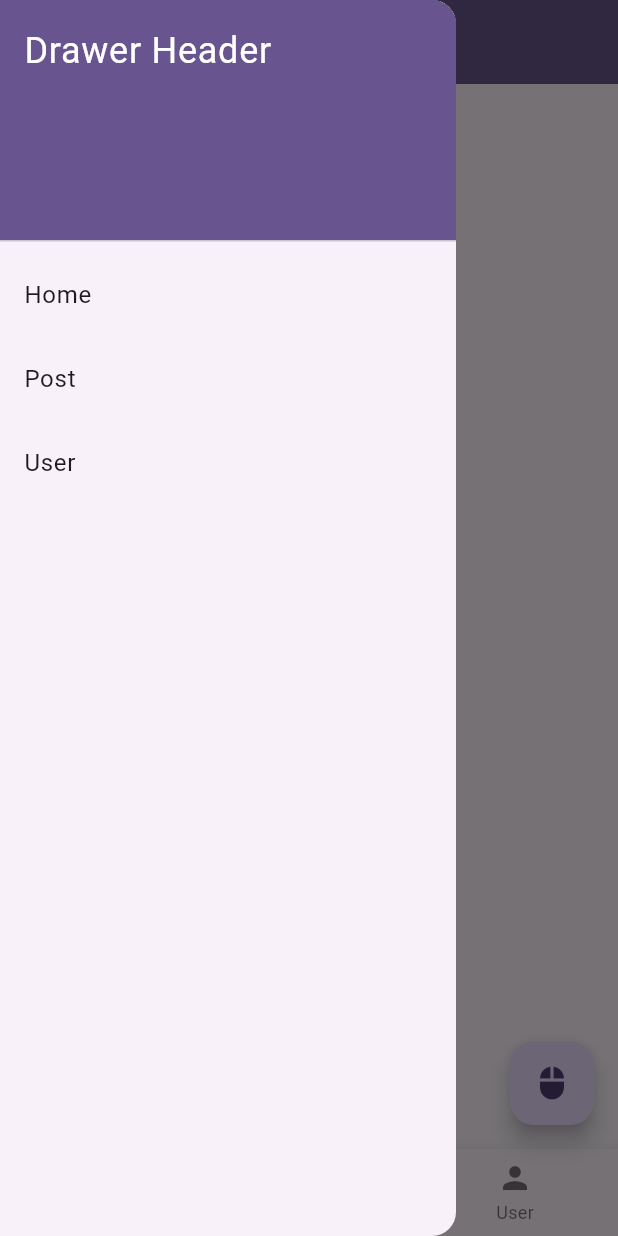
After one commit to NewChoBo/portfolio_riverpod, a Flutter app: the screen it shows after launch, item 2 of the bottom bar chosen, with the side drawer open, on a phone screen of 412 x 824 dp. The commit adds this screen. Run offline on Flutter 3.47's test engine with Material 3 defaults, Android fonts, the phone set to English and light mode, and no system bars; our stand-ins replace auto_route.

Commit message:
refactor: 컴포넌트 분리

```diff
--- /dev/null
+++ b/lib/global/presentation/widgets/base_drawer.dart
@@ -0,0 +1,53 @@
+import 'package:auto_route/auto_route.dart';
+import 'package:flutter/material.dart';
+import 'package:portfolio_riverpod/app_router.dart';
+
+class BaseDrawer extends StatelessWidget {
+  const BaseDrawer({
+    super.key,
+    required this.router,
+  });
+
+  final StackRouter router;
+
+  @override
+  Widget build(BuildContext context) {
+    return Drawer(
+      child: ListView(
+        padding: EdgeInsets.zero,
+        children: [
+          DrawerHeader(
+            decoration: BoxDecoration(
+              color: Theme.of(context).primaryColor,
+            ),
+            child: const Text(
+              'Drawer Header',
+              style: TextStyle(
+                color: Colors.white,
+                fontSize: 24,
+              ),
+            ),
+          ),
+          ListTile(
+            title: const Text('Home'),
+            onTap: () {
+              router.push(const HomeRoute());
+            },
+          ),
+          ListTile(
+            title: const Text('Post'),
+            onTap: () {
+              router.push(const PostRoute());
+            },
+          ),
+          ListTile(
+            title: const Text('User'),
+            onTap: () {
+              router.push(const UserRoute());
+            },
+          ),
+        ],
+      ),
+    );
+  }
+}
--- /dev/null
+++ b/lib/global/presentation/widgets/base_navigation_bar.dart
@@ -0,0 +1,48 @@
+import 'package:auto_route/auto_route.dart';
+import 'package:flutter/material.dart';
+import 'package:portfolio_riverpod/app_router.dart';
+
+class BaseNavigationBar extends StatelessWidget {
+  const BaseNavigationBar({
+    super.key,
+    required this.currentIndex,
+    required this.router,
+  });
+
+  final int currentIndex;
+  final StackRouter router;
+
+  @override
+  Widget build(BuildContext context) {
+    return BottomNavigationBar(
+      currentIndex: currentIndex,
+      onTap: (index) {
+        switch (index) {
+          case 0:
+            router.push(const HomeRoute());
+            break;
+          case 1:
+            router.push(const PostRoute());
+            break;
+          case 2:
+            router.push(const UserRoute());
+            break;
+        }
+      },
+      items: const [
+        BottomNavigationBarItem(
+          icon: Icon(Icons.home),
+          label: 'Home',
+        ),
+        BottomNavigationBarItem(
+          icon: Icon(Icons.post_add),
+          label: 'Post',
+        ),
+        BottomNavigationBarItem(
+          icon: Icon(Icons.person),
+          label: 'User',
+        ),
+      ],
+    );
+  }
+}
```
Also changed, not shown: lib/global/presentation/screens/base_scaffold.dart (+5 -67 lines).
